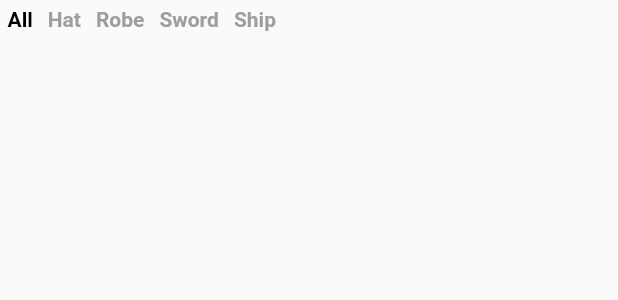
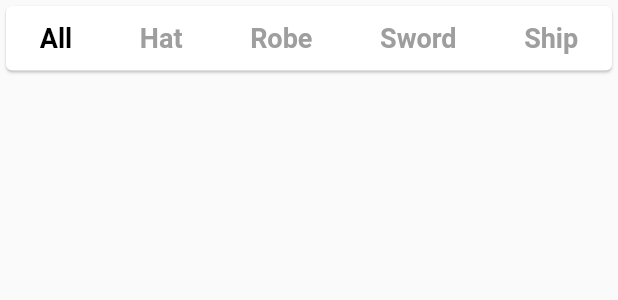
Before and after one commit to iamartyaa/pirate_app, a Flutter app: the Categories widget shown alone on an empty page, opened directly, on a phone screen of 412 x 824 dp. Shown: the top 300 px of the screen. Run offline on Flutter 3.47's test engine with Material 2 defaults, Android fonts, the phone set to English and light mode, and no system bars; our stand-ins replace curved_navigation_bar, draggable_home; network calls fail.

Commit message:
minor fixes 3

```diff
--- a/lib/providers/product.dart
+++ b/lib/providers/product.dart
@@ -5,6 +5,7 @@ class Product with ChangeNotifier {
   final int id;
   final double price;
   final Color color;
+  final String genre;
   Product({
     required this.id,
     required this.imageUrl,
@@ -12,6 +13,7 @@ class Product with ChangeNotifier {
     required this.price,
     required this.description,
     required this.color,
+    required this.genre,
   });
 
 }
--- a/lib/screens/home_screen.dart
+++ b/lib/screens/home_screen.dart
@@ -10,7 +10,7 @@ class HomeScreen extends StatelessWidget {
   const HomeScreen({Key? key}) : super(key: key);
   @override
   Widget build(BuildContext context) {
-    return  Scaffold(
+    return Scaffold(
       appBar: AppBar(
         title: const Text('Pirate Shop'),
         centerTitle: true,
--- a/lib/widgets/body.dart
+++ b/lib/widgets/body.dart
@@ -23,7 +23,11 @@ class Body extends StatelessWidget {
         //   ),
         // // ),
         // Padding(padding: EdgeInsets.all(5)),
+
         Categories(),
+        const Divider(
+          thickness: 1,
+        ),
         Expanded(
           child: Padding(
             padding: const EdgeInsets.symmetric(horizontal: 5),
--- a/lib/widgets/categories.dart
+++ b/lib/widgets/categories.dart
@@ -13,27 +13,32 @@ class _CategoriesState extends State<Categories> {
   int selectedIndex = 0;
   @override
   Widget build(BuildContext context) {
-    return SizedBox(
-      width: 500,
+    return Card(
+      elevation: 0.8,
+      child: Container(
+        // color: Color.fromARGB(255, 153, 237, 228),
+        width: double.infinity,
         child: Padding(
           padding: const EdgeInsets.symmetric(vertical: 5),
           child: SizedBox(
-          height: 25,
-          child: ListView.builder(
-            scrollDirection: Axis.horizontal,
-            itemCount: categories.length,
-            itemBuilder: (context, index) => buildCategory(index),
-            // child: Row(
-            //   mainAxisAlignment: MainAxisAlignment.spaceAround,
-            //   children: [
-            //     buildCategory(0),
-            //     buildCategory(1),
-            //     buildCategory(2),
-            //     buildCategory(3),
-            //   ],
-            // ),
+            height: 33,
+            // child: ListView.builder(
+            //   scrollDirection: Axis.horizontal,
+            //   itemCount: categories.length,
+            //   itemBuilder: (context, index) => buildCategory(index),
+              child: Row(
+                mainAxisAlignment: MainAxisAlignment.spaceAround,
+                children: [
+                  buildCategory(0),
+                  buildCategory(1),
+                  buildCategory(2),
+                  buildCategory(3),
+                  buildCategory(4),
+                ],
               ),
             ),
+          ),
+
       ),
     );
   }
@@ -46,27 +51,27 @@ class _CategoriesState extends State<Categories> {
         });
       },
       child: Padding(
-        padding: const EdgeInsets.symmetric(horizontal: 5),
-        child: Column(
-          crossAxisAlignment: CrossAxisAlignment.start,
-          children: <Widget>[
-            Center(
-              child: Text(
+          padding: const EdgeInsets.symmetric(horizontal: 3,vertical: 3),
+          // child: Column(
+          //   crossAxisAlignment: CrossAxisAlignment.start,
+          //   children: <Widget>[
+            child:  Text(
                   categories[index],
                   style: TextStyle(
+                    fontSize: 18,
                     fontWeight: FontWeight.bold,
                     color: selectedIndex == index ? Colors.black : Colors.grey,
                   ),
                 ),
-            ),
-            Container(
-              margin: const EdgeInsets.only(top:3), //top padding 5
-              height: 2,
 
-              color: selectedIndex == index ? Colors.black : Colors.transparent,
-            )
-          ],
-        ),
+              // Container(
+              //   margin: const EdgeInsets.only(top:3), //top padding 5
+              //   height: 2,
+              //   width: 40,
+              //   color: selectedIndex == index ? Colors.black : Colors.transparent,
+              // )
+          //   ],
+          // ),
         ),
     );
   }
```
Lines whose indentation alone changed are shown as unchanged.
